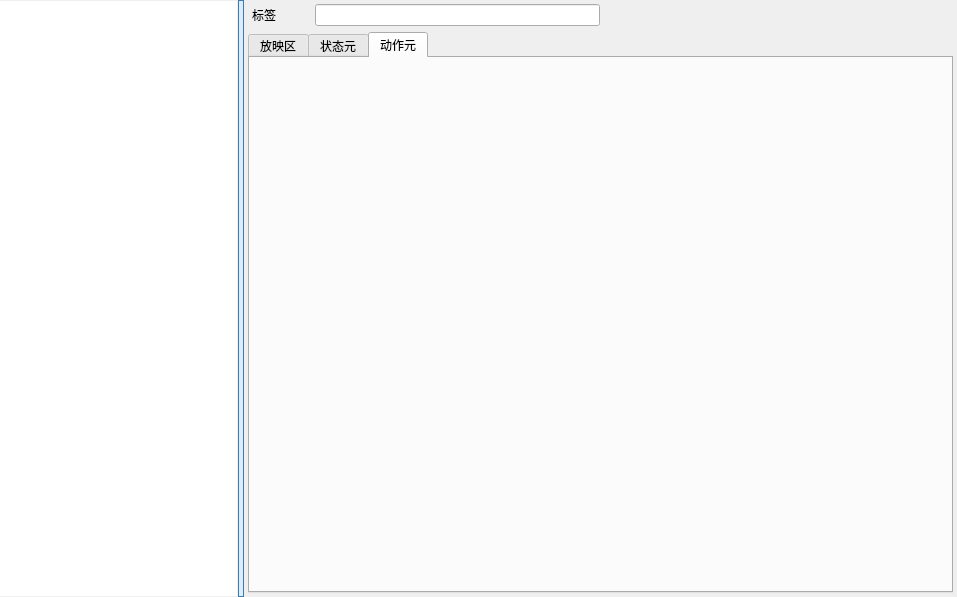
DrillUp/DrillGIFActionSequenceEditor, file DrillGIFActionSequenceEditor/Source/ActionSeqModule/actionSeqPart/p_ActionSeqPart.ui: the form before one commit.
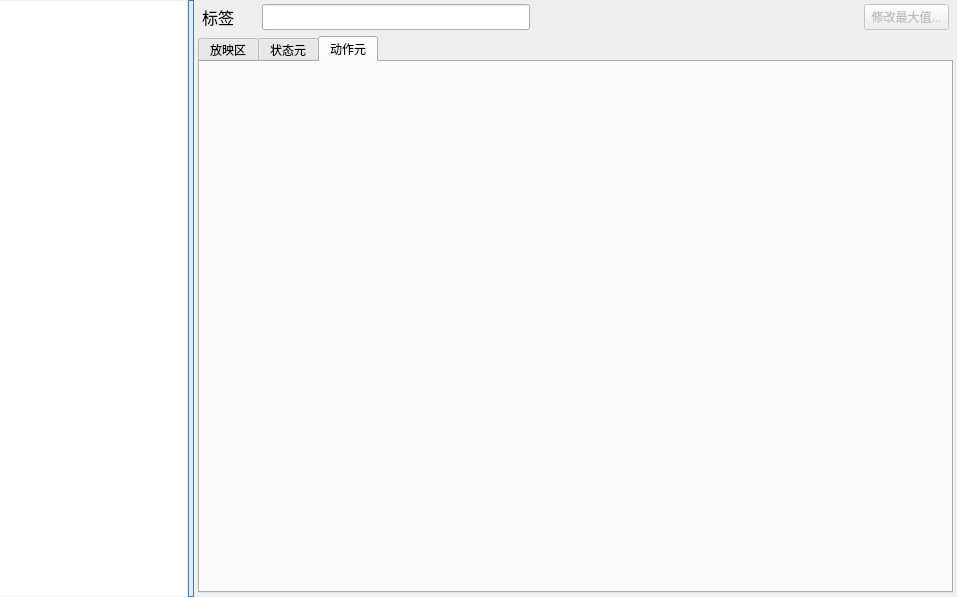
The form after the commit. Icons and pictures are not drawn.

The edit to the form file:
```diff
--- a/DrillGIFActionSequenceEditor/Source/ActionSeqModule/actionSeqPart/p_ActionSeqPart.ui
+++ b/DrillGIFActionSequenceEditor/Source/ActionSeqModule/actionSeqPart/p_ActionSeqPart.ui
@@ -139,7 +139,7 @@
        </property>
        <item>
         <widget class="QWidget" name="widget_3" native="true">
-         <layout class="QHBoxLayout" name="horizontalLayout_2" stretch="1,5,6">
+         <layout class="QHBoxLayout" name="horizontalLayout_2" stretch="1,5,6,0">
           <property name="leftMargin">
            <number>4</number>
           </property>
@@ -154,17 +154,44 @@
           </property>
           <item>
            <widget class="QLabel" name="label">
+            <property name="styleSheet">
+             <string notr="true">font-family:&quot;微软雅黑&quot;;
+font-size:16px;</string>
+            </property>
             <property name="text">
              <string>标签</string>
             </property>
            </widget>
           </item>
           <item>
-           <widget class="QLineEdit" name="lineEdit"/>
+           <widget class="QLineEdit" name="lineEdit">
+            <property name="minimumSize">
+             <size>
+              <width>0</width>
+              <height>26</height>
+             </size>
+            </property>
+            <property name="maximumSize">
+             <size>
+              <width>16777215</width>
+              <height>26</height>
+             </size>
+            </property>
+           </widget>
           </item>
           <item>
            <widget class="QWidget" name="widget_4" native="true"/>
           </item>
+          <item>
+           <widget class="QPushButton" name="pushButton">
+            <property name="enabled">
+             <bool>false</bool>
+            </property>
+            <property name="text">
+             <string> 修改最大值... </string>
+            </property>
+           </widget>
+          </item>
          </layout>
         </widget>
        </item>
```
